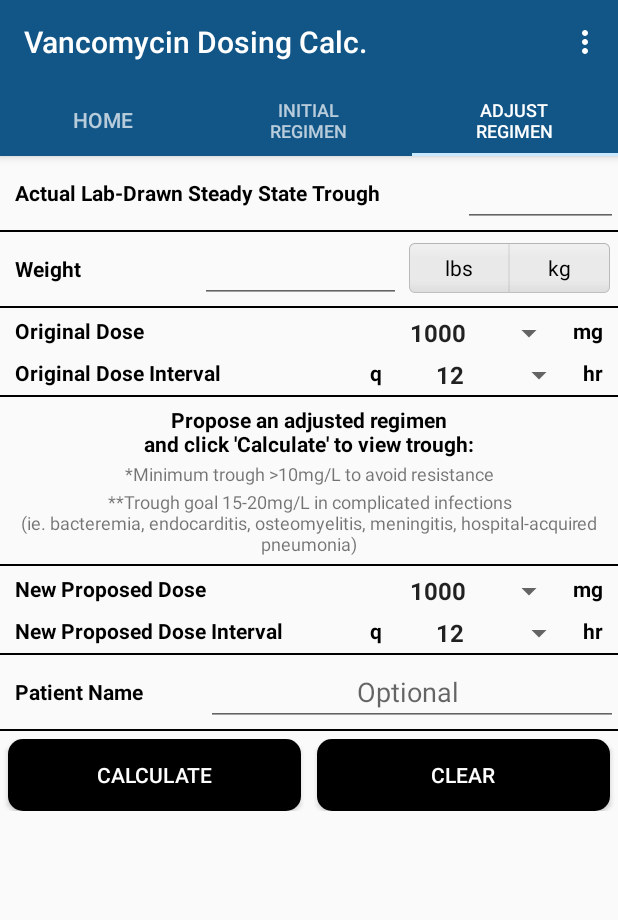
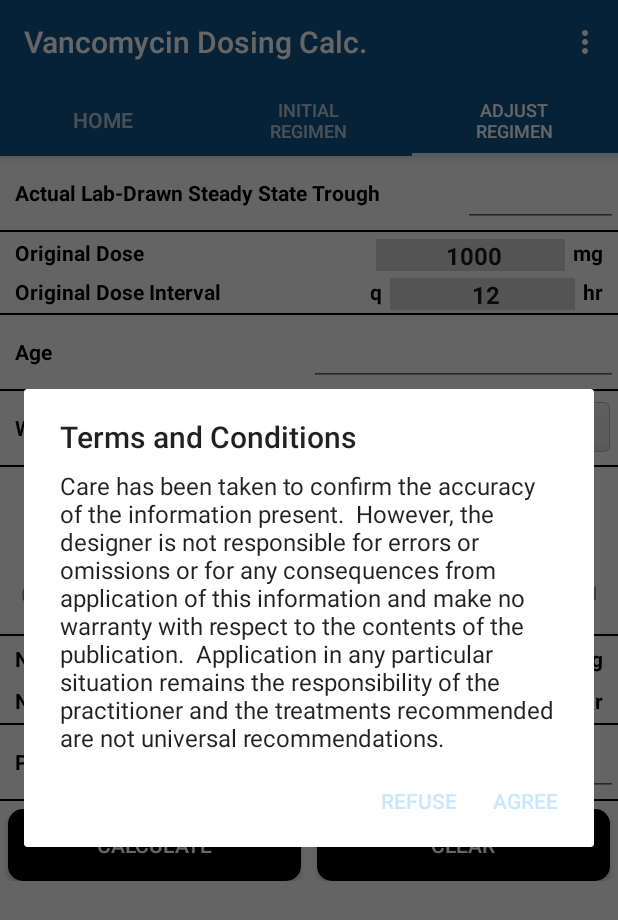
Before and after one commit to ITKosta829/Dosage-Calculator, an Android app: the screen it shows after launch (MainActivity), tab 3 chosen, on a phone screen of 412 x 824 dp. Shown: the top 920 px of the screen. Run offline under Robolectric (Android 15) with nearby library versions, the phone set to English and light mode, and no system bars.

Commit message:
Various Edits.

```diff
--- a/app/src/main/java/com/hughesmedicine/gregh/pharmacyapp/FragTabHome.java
+++ b/app/src/main/java/com/hughesmedicine/gregh/pharmacyapp/FragTabHome.java
@@ -1,22 +1,25 @@
 package com.hughesmedicine.gregh.pharmacyapp;
 
+import android.app.AlertDialog;
+import android.content.DialogInterface;
 import android.os.Bundle;
 import android.support.v4.app.Fragment;
 import android.util.Log;
+import android.view.KeyEvent;
 import android.view.LayoutInflater;
 import android.view.View;
 import android.view.ViewGroup;
 import android.widget.TextView;
-import android.widget.Toast;
 
 /**
  * Created by DeanC on 10/18/2016.
  */
 
-public class FragTabHome extends Fragment{
+public class FragTabHome extends Fragment {
 
     View mView;
     char bullet, square;
+    DataHandler DH;
 
     final String MYTAG = "SEE ALL VALUES";
 
@@ -29,10 +32,12 @@ public class FragTabHome extends Fragment{
 
         mView = inflater.inflate(R.layout.frag_tab_home, container, false);
 
+        DH = DataHandler.getInstance();
+
         bullet = '\u2022';
         square = '\u25AA';
 
-        TextView text = (TextView)mView.findViewById(R.id.text);
+        TextView text = (TextView) mView.findViewById(R.id.text);
 
         text.setText(square + " Use this tool to determine a Vancomycin regimen, estimate a trough, " +
                 "or adjust a regimen once a trough is obtained.\n\n" +
@@ -46,8 +51,9 @@ public class FragTabHome extends Fragment{
                 square + " Swipe to the middle tab if just starting a regimen and a trough is not yet obtained\n" +
                 square + " Swipe to the right tab if the patient is already receiving vancomycin, " +
                 "has a steady state trough from the lab, and you wish to adjust the regimen\n" +
-                square + " Use the menu in the upper right for more information about this tool\n\n" +
-                square + " Any saved images are stored in your Downloads Folder");
+                square + " Use the menu in the upper right for more information about this tool\n\n");
+
+        if (!DH.TOS)showTermsAndConditions();
 
         return mView;
     }
@@ -74,4 +80,53 @@ public class FragTabHome extends Fragment{
         super.onStop();
     }
 
+    public void showTermsAndConditions() {
+
+        new AlertDialog.Builder(DH.mActivity)
+                .setTitle("Terms and Conditions")
+
+                .setMessage("Care has been taken to confirm the accuracy of the information " +
+                        "present.  However, the designer is not responsible for errors or " +
+                        "omissions or for any consequences from application of this information " +
+                        "and make no warranty with respect to the contents of the publication.  " +
+                        "Application in any particular situation remains the responsibility " +
+                        "of the practitioner and the treatments recommended are not universal recommendations.")
+
+                .setPositiveButton("Agree", new DialogInterface.OnClickListener() {
+                    public void onClick(DialogInterface dialog, int which) {
+                        DH.TOS = true;
+                        dialog.dismiss();
+                    }
+                })
+
+                .setNegativeButton("Refuse", new DialogInterface.OnClickListener() {
+                    @Override
+                    public void onClick(DialogInterface dialogInterface, int i) {
+                        DH.mActivity.finish();
+
+//                        android.os.Process.killProcess(android.os.Process.myPid());
+//                        System.exit(0);
+
+//                        Intent intent = new Intent(Intent.ACTION_MAIN);
+//                        intent.addCategory(Intent.CATEGORY_HOME);
+//                        intent.setFlags(Intent.FLAG_ACTIVITY_CLEAR_TOP);
+//                        startActivity(intent);
+                    }
+                })
+
+                .setOnKeyListener(new DialogInterface.OnKeyListener() {
+                    @Override
+                    public boolean onKey(DialogInterface dialogInterface, int keyCode, KeyEvent event) {
+                        if (keyCode == KeyEvent.KEYCODE_BACK && event.getAction() == KeyEvent.ACTION_UP)
+                            DH.mActivity.finish();
+                        return false;
+                    }
+                })
+
+                .setCancelable(false)
+
+                .show();
+
+    }
+
 }
--- a/app/src/main/java/com/hughesmedicine/gregh/pharmacyapp/FragTabTwo.java
+++ b/app/src/main/java/com/hughesmedicine/gregh/pharmacyapp/FragTabTwo.java
@@ -25,7 +25,7 @@ public class FragTabTwo extends Fragment implements OnCheckedChangeListener{
     DataHandler DH;
 
     Spinner originalDoseSpinner, newDoseSpinner, originalFrequencySpinner, newFrequencySpinner;
-    EditText ET_ID, ET_Weight, ET_Actual_ESST;
+    EditText ET_ID, ET_Age, ET_Weight, ET_Actual_ESST;
     SegmentedRadioGroup RG_Weight;
 
     Toast mToast;
@@ -46,6 +46,7 @@ public class FragTabTwo extends Fragment implements OnCheckedChangeListener{
         mToast = Toast.makeText(DH.mActivity, "", Toast.LENGTH_SHORT);
 
         ET_ID = (EditText) mView.findViewById(R.id.ID_Entry);
+        ET_Age = (EditText) mView.findViewById(R.id.Age_Entry);
         ET_Weight = (EditText) mView.findViewById(R.id.Weight_Entry);
         ET_Actual_ESST = (EditText) mView.findViewById(R.id.Actual_ESST_Entry);
 
@@ -185,6 +186,7 @@ public class FragTabTwo extends Fragment implements OnCheckedChangeListener{
     public void getValues() {
 
         String id = ET_ID.getText().toString();
+        String a = ET_Age.getText().toString();
         String w = ET_Weight.getText().toString();
         String e = ET_Actual_ESST.getText().toString();
 
@@ -202,6 +204,7 @@ public class FragTabTwo extends Fragment implements OnCheckedChangeListener{
             }
 
             DH.displayWeight = w;
+            DH.age = Integer.valueOf(a);
             DH.actualLabESST = Double.valueOf(e);
 
             DH.startFragTabTwoCalculations();
--- a/app/src/main/res/layout/frag_tab_two.xml
+++ b/app/src/main/res/layout/frag_tab_two.xml
@@ -27,6 +27,135 @@
             android:layout_weight="1"
             android:gravity="center_horizontal"
             android:inputType="numberDecimal"
+            android:paddingStart="5dp" />
+
+    </LinearLayout>
+
+    <View
+        android:layout_width="match_parent"
+        android:layout_height="1dp"
+        android:layout_marginTop="2dp"
+        android:background="#000000" />
+
+    <LinearLayout
+        android:layout_width="match_parent"
+        android:layout_height="wrap_content"
+        android:layout_marginTop="2dp"
+        android:orientation="horizontal">
+
+        <TextView
+            android:layout_width="0dp"
+            android:layout_height="wrap_content"
+            android:layout_gravity="center_vertical"
+            android:layout_weight="2"
+            android:paddingStart="10dp"
+            android:text="Original Dose"
+            android:textColor="#000000"
+            android:textStyle="bold" />
+
+        <Spinner
+            android:id="@+id/Original_Dose_Spinner"
+            android:layout_width="0dp"
+            android:layout_height="wrap_content"
+            android:layout_gravity="center"
+            android:layout_marginTop="2dp"
+            android:layout_weight="1"
+            android:background="#d3d3d3"
+            android:gravity="center"
+            android:paddingStart="5dp" />
+
+        <TextView
+            android:layout_width="wrap_content"
+            android:layout_height="wrap_content"
+            android:layout_gravity="center_vertical"
+            android:paddingEnd="10dp"
+            android:paddingStart="5dp"
+            android:text="mg"
+            android:textColor="#000000"
+            android:textStyle="bold" />
+
+    </LinearLayout>
+
+    <LinearLayout
+        android:layout_width="match_parent"
+        android:layout_height="wrap_content"
+        android:layout_marginTop="2dp"
+        android:orientation="horizontal">
+
+        <TextView
+            android:layout_width="0dp"
+            android:layout_height="wrap_content"
+            android:layout_gravity="center_vertical"
+            android:layout_weight="2"
+            android:paddingStart="10dp"
+            android:text="Original Dose Interval"
+            android:textColor="#000000"
+            android:textStyle="bold" />
+
+        <TextView
+            android:layout_width="wrap_content"
+            android:layout_height="wrap_content"
+            android:layout_gravity="center_vertical"
+            android:paddingEnd="5dp"
+            android:text="q"
+            android:textColor="#000000"
+            android:textStyle="bold" />
+
+        <Spinner
+            android:id="@+id/Original_Frequency_Spinner"
+            android:layout_width="0dp"
+            android:layout_height="wrap_content"
+            android:layout_gravity="center"
+            android:layout_marginTop="2dp"
+            android:layout_weight="1"
+            android:background="#d3d3d3"
+            android:gravity="center"
+            android:paddingStart="5dp" />
+
+        <TextView
+            android:layout_width="wrap_content"
+            android:layout_height="wrap_content"
+            android:layout_gravity="center_vertical"
+            android:paddingEnd="10dp"
+            android:paddingStart="5dp"
+            android:text="hr"
+            android:textColor="#000000"
+            android:textStyle="bold" />
+
+    </LinearLayout>
+
+    <View
+        android:layout_width="match_parent"
+        android:layout_height="1dp"
+        android:layout_marginTop="2dp"
+        android:background="#000000" />
+
+    <LinearLayout
+        android:id="@+id/Age_Fields"
+        android:layout_width="match_parent"
+        android:layout_height="wrap_content"
+        android:layout_marginTop="2dp"
+        android:orientation="horizontal">
+
+        <TextView
+            android:id="@+id/Age_Text"
+            android:layout_width="0dp"
+            android:layout_height="wrap_content"
+            android:layout_gravity="center_vertical"
+            android:layout_weight="1"
+            android:paddingStart="10dp"
+            android:text="Age"
+            android:textColor="#000000"
+            android:textStyle="bold" />
+
+        <EditText
+            android:id="@+id/Age_Entry"
+            android:layout_width="0dp"
+            android:layout_height="wrap_content"
+            android:layout_weight="1"
+            android:gravity="center_horizontal"
+            android:inputType="number"
+            android:paddingEnd="10dp"
             android:paddingStart="5dp" />
 
     </LinearLayout>
@@ -107,104 +236,13 @@
         android:layout_marginTop="2dp"
         android:background="#000000" />
 
-    <LinearLayout
-        android:layout_width="match_parent"
-        android:layout_height="wrap_content"
-        android:layout_marginTop="2dp"
-        android:orientation="horizontal">
-
-        <TextView
-            android:layout_width="0dp"
-            android:layout_height="wrap_content"
-            android:layout_gravity="center_vertical"
-            android:layout_weight="2"
-            android:paddingStart="10dp"
-            android:text="Original Dose"
-            android:textColor="#000000"
-            android:textStyle="bold" />
-
-        <Spinner
-            android:id="@+id/Original_Dose_Spinner"
-            android:layout_width="0dp"
-            android:layout_height="wrap_content"
-            android:layout_gravity="center"
-            android:layout_marginTop="2dp"
-            android:layout_weight="1"
-            android:gravity="center"
-            android:paddingStart="5dp" />
-
-        <TextView
-            android:layout_width="wrap_content"
-            android:layout_height="wrap_content"
-            android:layout_gravity="center_vertical"
-            android:paddingEnd="10dp"
-            android:paddingStart="5dp"
-            android:text="mg"
-            android:textColor="#000000"
-            android:textStyle="bold" />
-
-    </LinearLayout>
-
-    <LinearLayout
-        android:layout_width="match_parent"
-        android:layout_height="wrap_content"
-        android:layout_marginTop="2dp"
-        android:orientation="horizontal">
-
-        <TextView
-            android:layout_width="0dp"
-            android:layout_height="wrap_content"
-            android:layout_gravity="center_vertical"
-            android:layout_weight="2"
-            android:paddingStart="10dp"
-            android:text="Original Dose Interval"
-            android:textColor="#000000"
-            android:textStyle="bold" />
-
-        <TextView
-            android:layout_width="wrap_content"
-            android:layout_height="wrap_content"
-            android:layout_gravity="center_vertical"
-            android:paddingEnd="5dp"
-            android:text="q"
-            android:textColor="#000000"
-            android:textStyle="bold" />
-
-        <Spinner
-            android:id="@+id/Original_Frequency_Spinner"
-            android:layout_width="0dp"
-            android:layout_height="wrap_content"
-            android:layout_gravity="center"
-            android:layout_marginTop="2dp"
-            android:layout_weight="1"
-            android:gravity="center"
-            android:paddingStart="5dp" />
-
-        <TextView
-            android:layout_width="wrap_content"
-            android:layout_height="wrap_content"
-            android:layout_gravity="center_vertical"
-            android:paddingEnd="10dp"
-            android:paddingStart="5dp"
-            android:text="hr"
-            android:textColor="#000000"
-            android:textStyle="bold" />
-
-    </LinearLayout>
-
-    <View
-        android:layout_width="match_parent"
-        android:layout_height="1dp"
-        android:layout_marginTop="2dp"
-        android:background="#000000" />
-
     <TextView
         android:layout_width="match_parent"
         android:layout_height="wrap_content"
+        android:layout_marginTop="5dp"
         android:gravity="center_horizontal"
+        android:paddingEnd="10dp"
         android:paddingStart="10dp"
-        android:layout_marginTop="5dp"
-        android:paddingEnd="10dp"
         android:text="Propose an adjusted regimen&#10;and click 'Calculate' to view trough:"
         android:textColor="#000000"
         android:textStyle="bold" />
@@ -212,9 +250,9 @@
     <TextView
         android:layout_width="match_parent"
         android:layout_height="wrap_content"
+        android:layout_marginTop="2dp"
         android:gravity="center_horizontal"
         android:paddingEnd="10dp"
-        android:layout_marginTop="2dp"
         android:paddingStart="10dp"
         android:text="*Minimum trough >10mg/L to avoid resistance"
         android:textSize="12sp" />
@@ -222,9 +260,9 @@
     <TextView
         android:layout_width="match_parent"
         android:layout_height="wrap_content"
+        android:layout_marginTop="2dp"
         android:gravity="center_horizontal"
         android:paddingEnd="10dp"
-        android:layout_marginTop="2dp"
         android:paddingStart="10dp"
         android:text="**Trough goal 15-20mg/L in complicated infections&#10;(ie. bacteremia, endocarditis, osteomyelitis, meningitis, hospital-acquired pneumonia)"
         android:textSize="12sp" />
--- a/app/src/main/res/menu/menu.xml
+++ b/app/src/main/res/menu/menu.xml
@@ -11,9 +11,6 @@
         android:id="@+id/menu_liability"
         android:title="Liability" />
     <item
-        android:id="@+id/menu_about"
-        android:title="About Calculator" />
-    <item
         android:id="@+id/menu_learn_more"
         android:title="Learn More" />
 
--- a/build.gradle
+++ b/build.gradle
@@ -5,7 +5,7 @@ buildscript {
         jcenter()
     }
     dependencies {
-        classpath 'com.android.tools.build:gradle:2.2.2'
+        classpath 'com.android.tools.build:gradle:2.2.3'
 
         // NOTE: Do not place your application dependencies here; they belong
         // in the individual module build.gradle files
```
Also changed, not shown: app/src/main/java/com/hughesmedicine/gregh/pharmacyapp/AdjustResultsDialog.java (+7 -2 lines), app/src/main/java/com/hughesmedicine/gregh/pharmacyapp/DataHandler.java (+63 -32 lines), app/src/main/java/com/hughesmedicine/gregh/pharmacyapp/FragTabOne.java (+57 -2 lines), app/src/main/java/com/hughesmedicine/gregh/pharmacyapp/InitialResultsDialog.java (+8 -2 lines), app/src/main/java/com/hughesmedicine/gregh/pharmacyapp/MainActivity.java (+35 -25 lines), app/src/main/res/layout/adjust_results_dialog.xml (+26 -1 lines), app/src/main/res/layout/frag_tab_one.xml (+29 -0 lines), app/src/main/res/layout/initial_results_dialog.xml (+27 -2 lines).
